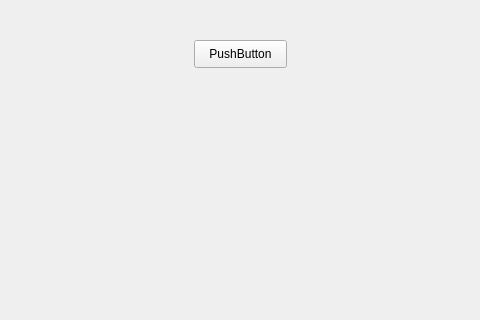
Before: the Qt Designer form UI/mainwindow.ui in qpalwo/save, drawn with Qt 5; both pictures show x 236 to 716 and y 0 to 320 of the 960 by 720 pixel window.
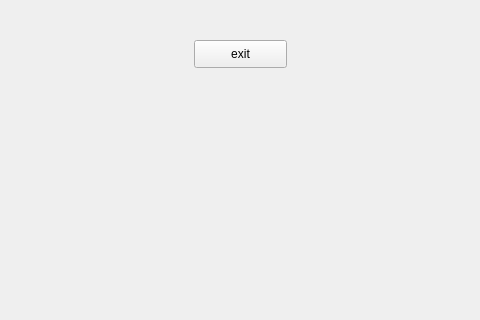
After: the same form once the commit is applied.

Diff of the .ui file:
```diff
--- a/UI/mainwindow.ui
+++ b/UI/mainwindow.ui
@@ -24,7 +24,7 @@
      </rect>
     </property>
     <property name="text">
-     <string>PushButton</string>
+     <string>exit</string>
     </property>
    </widget>
   </widget>
```
